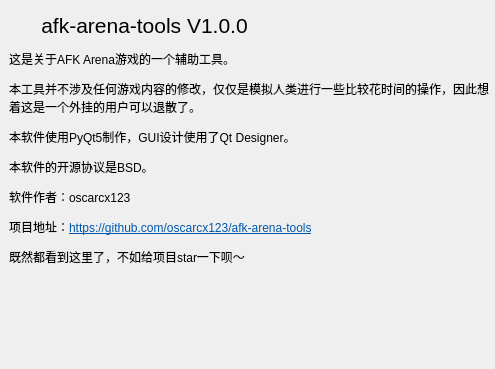
oscarcx123/afk-arena-tools, file about_gui.ui: the form before one commit.
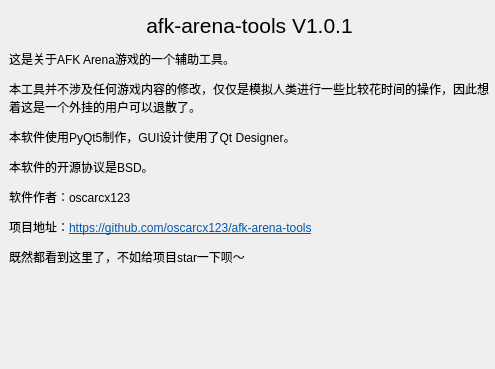
The form after the commit.

```diff
--- a/about_gui.ui
+++ b/about_gui.ui
@@ -18,7 +18,7 @@
     <rect>
      <x>9</x>
      <y>9</y>
-     <width>271</width>
+     <width>481</width>
      <height>33</height>
     </rect>
    </property>
@@ -28,7 +28,7 @@
     </font>
    </property>
    <property name="text">
-    <string>afk-arena-tools V1.0.0</string>
+    <string>afk-arena-tools V1.0.1</string>
    </property>
    <property name="alignment">
     <set>Qt::AlignCenter</set>
```
